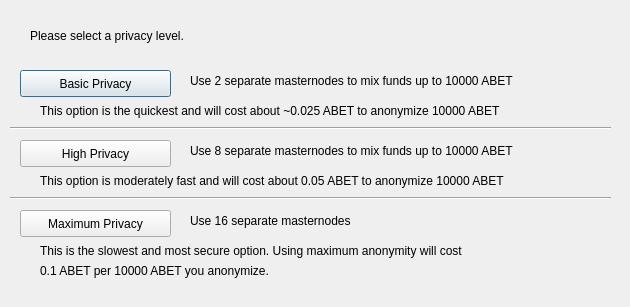
The window that src/qt/forms/obfuscationconfig.ui (Test-Coin/TestCoin) describes before a commit, drawn with Qt 5.
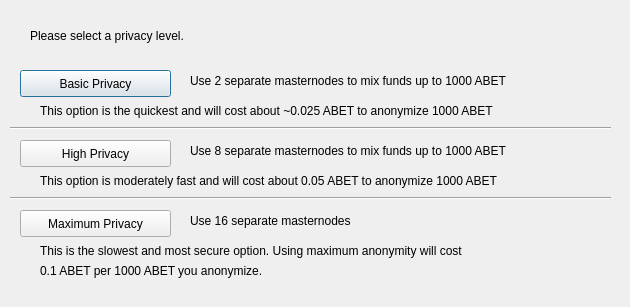
The same window after the commit.

The edit to the form file:
```diff
--- a/src/qt/forms/obfuscationconfig.ui
+++ b/src/qt/forms/obfuscationconfig.ui
@@ -75,7 +75,7 @@
     </rect>
    </property>
    <property name="text">
-    <string>Use 2 separate masternodes to mix funds up to 10000 ABET</string>
+    <string>Use 2 separate masternodes to mix funds up to 1000 ABET</string>
    </property>
   </widget>
   <widget class="QLabel" name="label_3">
@@ -88,7 +88,7 @@
     </rect>
    </property>
    <property name="text">
-    <string>Use 8 separate masternodes to mix funds up to 10000 ABET</string>
+    <string>Use 8 separate masternodes to mix funds up to 1000 ABET</string>
    </property>
   </widget>
   <widget class="QLabel" name="label_4">
@@ -114,7 +114,7 @@
     </rect>
    </property>
    <property name="text">
-    <string>This option is the quickest and will cost about ~0.025 ABET to anonymize 10000 ABET</string>
+    <string>This option is the quickest and will cost about ~0.025 ABET to anonymize 1000 ABET</string>
    </property>
   </widget>
   <widget class="QLabel" name="label_7">
@@ -127,7 +127,7 @@
     </rect>
    </property>
    <property name="text">
-    <string>This option is moderately fast and will cost about 0.05 ABET to anonymize 10000 ABET</string>
+    <string>This option is moderately fast and will cost about 0.05 ABET to anonymize 1000 ABET</string>
    </property>
   </widget>
   <widget class="QLabel" name="label_8">
@@ -153,7 +153,7 @@
     </rect>
    </property>
    <property name="text">
-    <string>0.1 ABET per 10000 ABET you anonymize.</string>
+    <string>0.1 ABET per 1000 ABET you anonymize.</string>
    </property>
   </widget>
   <widget class="Line" name="line">
```
